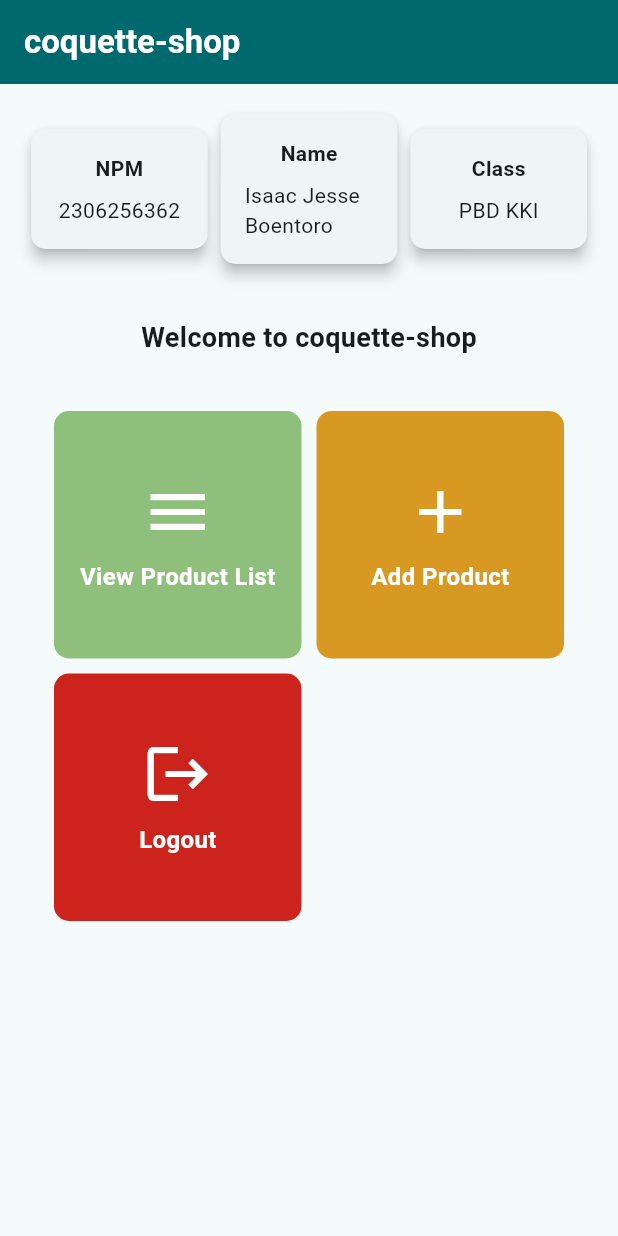
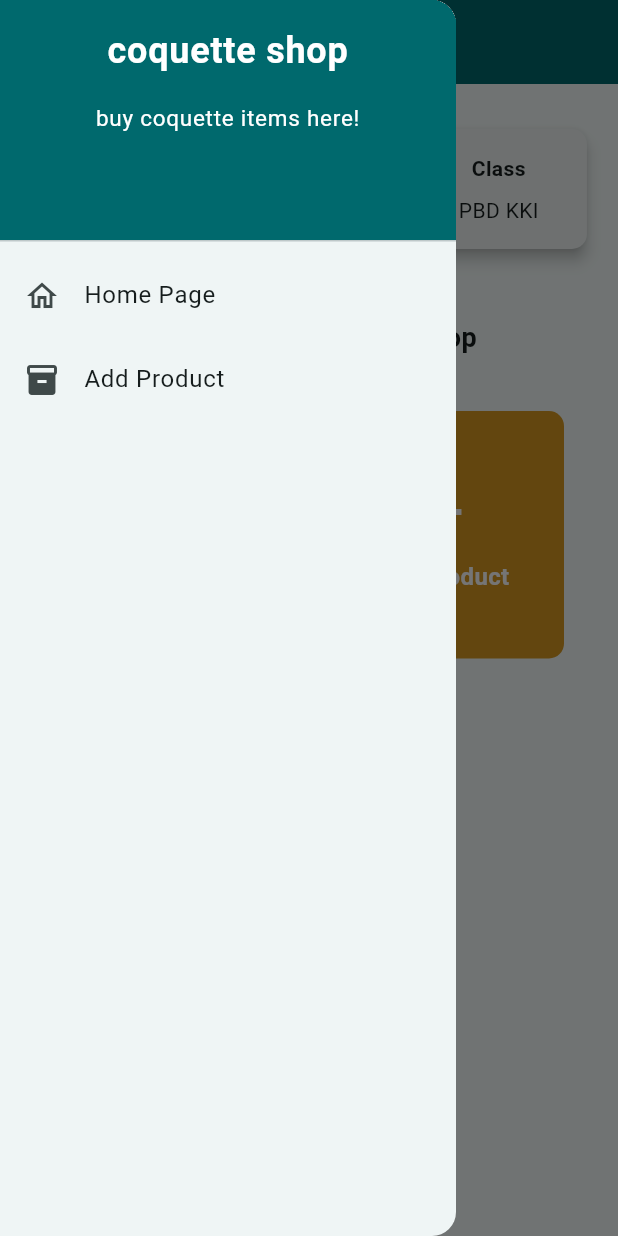
Before and after one commit to isaacboentoro/coquette_shop_mobile, a Flutter app: the screen it shows after launch, with the side drawer open (before the commit the screen has no drawer), on a phone screen of 412 x 824 dp. Run offline on Flutter 3.47's test engine with Material 3 defaults, Android fonts, the phone set to English and light mode, and no system bars.

Commit message:
initial commit assignemnt 8

```diff
--- a/lib/main.dart
+++ b/lib/main.dart
@@ -1,5 +1,5 @@
 import 'package:flutter/material.dart';
-import 'package:coquette_shop_mobile/menu.dart';
+import 'package:coquette_shop_mobile/screens/menu.dart';
 
 void main() {
   runApp(const MyApp());
@@ -30,7 +30,7 @@
         //
         // This works for code too, not just values: Most code changes can be
         // tested with just a hot reload.
-        colorScheme: ColorScheme.fromSeed(seedColor: Color(0xFF458588)),
+        colorScheme: ColorScheme.fromSeed(seedColor: const Color(0xFF458588)),
         useMaterial3: true,
       ),
       home: MyHomePage(),
--- a/lib/menu.dart
+++ b/lib/screens/menu.dart
@@ -1,12 +1,14 @@
 import 'package:flutter/material.dart';
+import 'package:coquette_shop_mobile/widgets/left_drawer.dart';
+
 class MyHomePage extends StatelessWidget {
   final String npm = '2306256362';
   final String name = 'Isaac Jesse Boentoro';
   final String className = 'PBD KKI';
   final List<ItemHomepage> items = [
-    ItemHomepage("View Product List", Icons.menu, Color(0xFF8ec07c)),
-    ItemHomepage("Add Product", Icons.add, Color(0xFFd79921)),
-    ItemHomepage("Logout", Icons.logout, Color(0xFFcc241d)),
+    ItemHomepage("View Product List", Icons.menu, const Color(0xFF8ec07c)),
+    ItemHomepage("Add Product", Icons.add, const Color(0xFFd79921)),
+    ItemHomepage("Logout", Icons.logout, const Color(0xFFcc241d)),
   ];
   MyHomePage({super.key});
   @override
@@ -22,6 +24,7 @@
         ),
         backgroundColor: Theme.of(context).colorScheme.primary,
       ),
+      drawer: const LeftDrawer(),
       body: Padding(
         padding: const EdgeInsets.all(16.0),
         child: Column(
--- /dev/null
+++ b/lib/widgets/left_drawer.dart
@@ -0,0 +1,67 @@
+import 'package:flutter/material.dart';
+import 'package:coquette_shop_mobile/screens/menu.dart';
+import 'package:coquette_shop_mobile/screens/productentry_form.dart';
+
+class LeftDrawer extends StatelessWidget {
+  const LeftDrawer({super.key});
+
+  @override
+  Widget build(BuildContext context) {
+    return Drawer(
+      child: ListView(
+        children: [
+          DrawerHeader(
+            decoration: BoxDecoration(
+              color: Theme.of(context).colorScheme.primary,
+            ),
+            child: const Column(
+              children: [
+                Text(
+                  'coquette shop',
+                  textAlign: TextAlign.center,
+                  style: TextStyle(
+                    fontSize: 24,
+                    fontWeight: FontWeight.bold,
+                    color: Colors.white,
+                  ),
+                ),
+                Padding(padding: EdgeInsets.all(8)),
+                Text(
+                  'buy coquette items here!',
+                  textAlign: TextAlign.center,
+                  style: TextStyle(
+                    fontSize: 15,
+                    color: Colors.white,
+                  ),
+                ),
+              ],
+            ),
+          ),
+          ListTile(
+            leading: const Icon(Icons.home_outlined),
+            title: const Text('Home Page'),
+            // Redirection part to MyHomePage
+            onTap: () {
+              Navigator.pushReplacement(
+                  context,
+                  MaterialPageRoute(
+                    builder: (context) => MyHomePage(),
+                  ));
+            },
+          ),
+          ListTile(
+            leading: const Icon(Icons.inventory),
+            title: const Text('Add Product'),
+            // Redirection part to ProductFormPage
+            onTap: () {
+              Navigator.pushReplacement(
+                context,
+                MaterialPageRoute(builder: (context) => const ProductFormPage()),
+              );
+            },
+          ),
+        ],
+      ),
+    );
+  }
+}
```
Also changed, not shown: lib/screens/productentry_form.dart (added, +163 -0 lines), lib/widgets/product_card.dart (added, +70 -0 lines).
